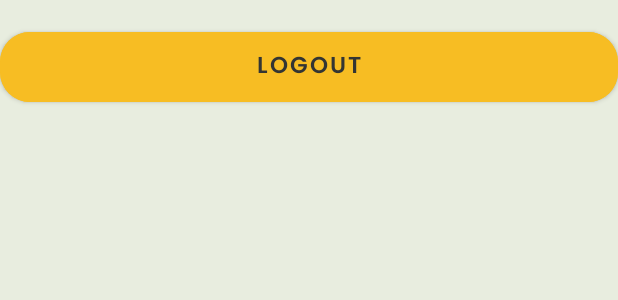
After one commit to cekaaaa/ListPlanner, an Android app: the layout activity_act_profile.xml on its own in the app's theme, with its tools: preview values and no code run, on a phone screen of 412 x 824 dp. The commit adds this screen. Shown: the top 300 px of the screen. Run offline under Robolectric (Android 15) with nearby library versions, the phone set to English and light mode, and no system bars.

Commit message:
latest app

```diff
--- a/app/src/main/java/com/chelsy/listplanner/SetPLan.java
+++ b/app/src/main/java/com/chelsy/listplanner/SetPLan.java
@@ -11,6 +11,7 @@ import android.view.View;
 import android.widget.Button;
 import android.widget.DatePicker;
 import android.widget.EditText;
+import android.widget.ImageView;
 import android.widget.TimePicker;
 import android.widget.Toast;
 
@@ -32,6 +33,7 @@ public class SetPLan extends AppCompatActivity {
     Calendar calendar;
     FirebaseAuth mAuth;
     FirebaseFirestore db;
+
 
     @Override
     protected void onCreate(Bundle savedInstanceState) {
--- /dev/null
+++ b/app/src/main/res/layout/activity_act_profile.xml
@@ -0,0 +1,24 @@
+<?xml version="1.0" encoding="utf-8"?>
+<RelativeLayout xmlns:android="http://schemas.android.com/apk/res/android"
+    xmlns:app="http://schemas.android.com/apk/res-auto"
+    xmlns:tools="http://schemas.android.com/tools"
+    android:layout_width="match_parent"
+    android:layout_height="match_parent"
+    tools:context=".ActProfile">
+
+    <com.google.android.material.button.MaterialButton
+        android:id="@+id/btnlogout"
+        android:layout_width="match_parent"
+        android:layout_height="wrap_content"
+        android:layout_gravity="center_horizontal"
+        android:layout_marginVertical="15dp"
+        app:cornerRadius="20dp"
+        android:padding="10dp"
+        android:text="Logout"
+        android:textSize="15dp"
+        android:fontFamily="@font/poppinssemibold"
+        android:textColor="@color/bg"
+        android:backgroundTint="@color/kuningterang"
+        />
+
+</RelativeLayout>
--- a/app/src/main/res/layout/activity_plan.xml
+++ b/app/src/main/res/layout/activity_plan.xml
@@ -14,6 +14,7 @@
         android:id="@+id/linear">
 
         <ImageView
+            android:id="@+id/imgprofile"
             android:layout_width="80dp"
             android:layout_height="80dp"
             android:background="@drawable/circle"/>
```
Also changed, not shown: app/src/main/AndroidManifest.xml (+9 -1 lines), app/src/main/java/com/chelsy/listplanner/ActPlan.java (+18 -0 lines), app/src/main/java/com/chelsy/listplanner/ActProfile.java (added, +41 -0 lines).
